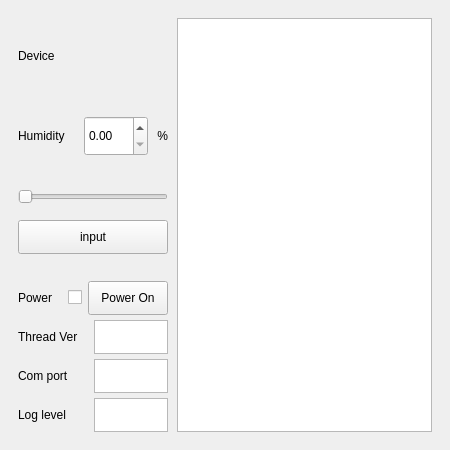
First picture: the form in res/view/humidity.ui, repository Samsung/ioter, before the edit.
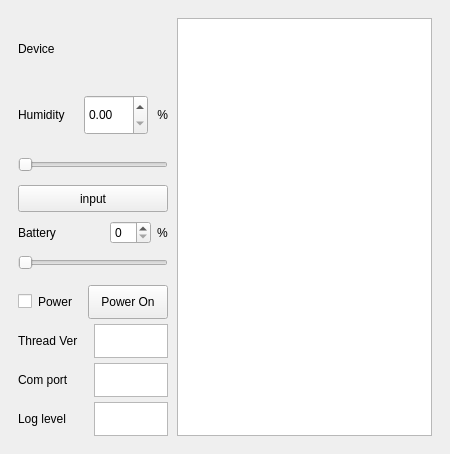
Second picture: the form after the edit.

Commit message: battery status ui update

```diff
--- a/res/view/humidity.ui
+++ b/res/view/humidity.ui
@@ -7,7 +7,7 @@
     <x>0</x>
     <y>0</y>
     <width>450</width>
-    <height>450</height>
+    <height>454</height>
    </rect>
   </property>
   <property name="windowTitle">
@@ -151,7 +151,7 @@
             <number>6</number>
            </property>
            <item>
-            <layout class="QVBoxLayout" name="verticalLayout_7" stretch="1,1,1">
+             <layout class="QVBoxLayout" name="verticalLayout_7" stretch="1,1,1,1">
              <item>
               <layout class="QHBoxLayout" name="horizontalLayout_6" stretch="1">
                <item>
@@ -243,20 +243,72 @@
                </item>
               </layout>
              </item>
+              <item>
+               <layout class="QVBoxLayout" name="verticalLayout_10" stretch="1,1">
+                <property name="spacing">
+                 <number>0</number>
+                </property>
+                <property name="topMargin">
+                 <number>0</number>
+                </property>
+                <item>
+                 <layout class="QHBoxLayout" name="horizontalLayout_5" stretch="1,0,0">
+                  <property name="spacing">
+                   <number>6</number>
+                  </property>
+                  <item>
+                   <widget class="QLabel" name="labelDeviceBattery">
+                    <property name="sizePolicy">
+                     <sizepolicy hsizetype="Preferred" vsizetype="Preferred">
+                      <horstretch>0</horstretch>
+                      <verstretch>0</verstretch>
+                     </sizepolicy>
+                    </property>
+                    <property name="text">
+                     <string>Battery</string>
+                    </property>
+                    <property name="alignment">
+                     <set>Qt::AlignLeading|Qt::AlignLeft|Qt::AlignVCenter</set>
+                    </property>
+                   </widget>
+                  </item>
+                  <item>
+                   <widget class="QSpinBox" name="spinboxBattery"/>
+                  </item>
+                  <item>
+                   <widget class="QLabel" name="labelBatteryPercent">
+                    <property name="sizePolicy">
+                     <sizepolicy hsizetype="Preferred" vsizetype="Preferred">
+                      <horstretch>0</horstretch>
+                      <verstretch>0</verstretch>
+                     </sizepolicy>
+                    </property>
+                    <property name="text">
+                     <string>%</string>
+                    </property>
+                    <property name="alignment">
+                     <set>Qt::AlignLeading|Qt::AlignLeft|Qt::AlignVCenter</set>
+                    </property>
+                   </widget>
+                  </item>
             </layout>
            </item>
            <item>
-            <spacer name="horizontalSpacer">
+                 <widget class="QSlider" name="horizontalSliderBattery">
+                  <property name="sizePolicy">
+                   <sizepolicy hsizetype="Expanding" vsizetype="Preferred">
+                    <horstretch>0</horstretch>
+                    <verstretch>0</verstretch>
+                   </sizepolicy>
+                  </property>
              <property name="orientation">
               <enum>Qt::Horizontal</enum>
              </property>
-             <property name="sizeHint" stdset="0">
-              <size>
-               <width>40</width>
-               <height>20</height>
-              </size>
-             </property>
-            </spacer>
+                 </widget>
+                </item>
+               </layout>
+              </item>
+             </layout>
            </item>
           </layout>
          </widget>
@@ -274,14 +326,7 @@
             <number>1</number>
            </property>
            <item>
-            <layout class="QHBoxLayout" name="horizontalLayout_6" stretch="1,0,0">
-             <item>
-              <widget class="QLabel" name="labelPower">
-               <property name="text">
-                <string>Power</string>
-               </property>
-              </widget>
-             </item>
+             <layout class="QHBoxLayout" name="horizontalLayout_6" stretch="0,0,1">
              <item>
               <widget class="QCheckBox" name="chkbox_auto">
                <property name="toolTip">
@@ -305,6 +350,13 @@
                </property>
               </spacer>
              </item>
+              <item>
+               <widget class="QLabel" name="labelPower">
+                <property name="text">
+                 <string>Power</string>
+                </property>
+               </widget>
+              </item>
             </layout>
            </item>
            <item>
```
Lines whose indentation alone changed are shown as unchanged. The commit also changes 8 other files.
